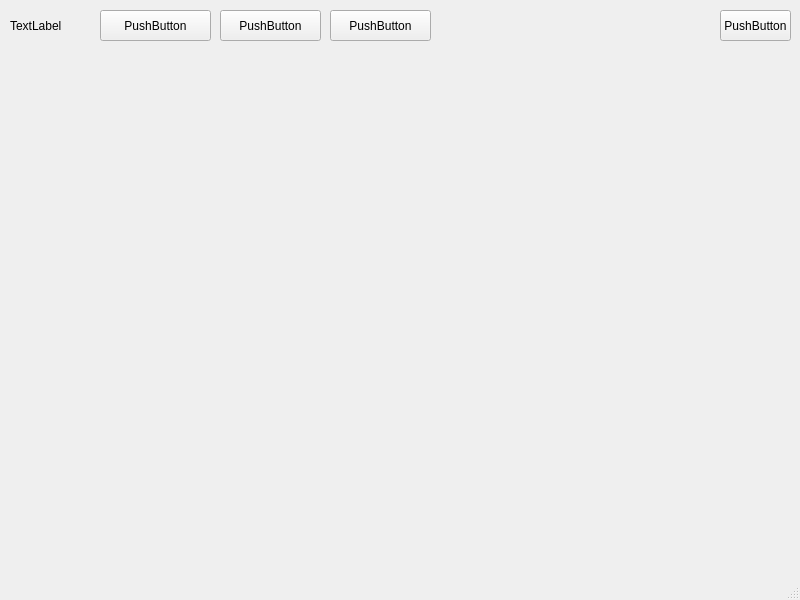
OlegMozg/FRABA_POSITAL_encoder, file mainwindow.ui: the form before one commit.
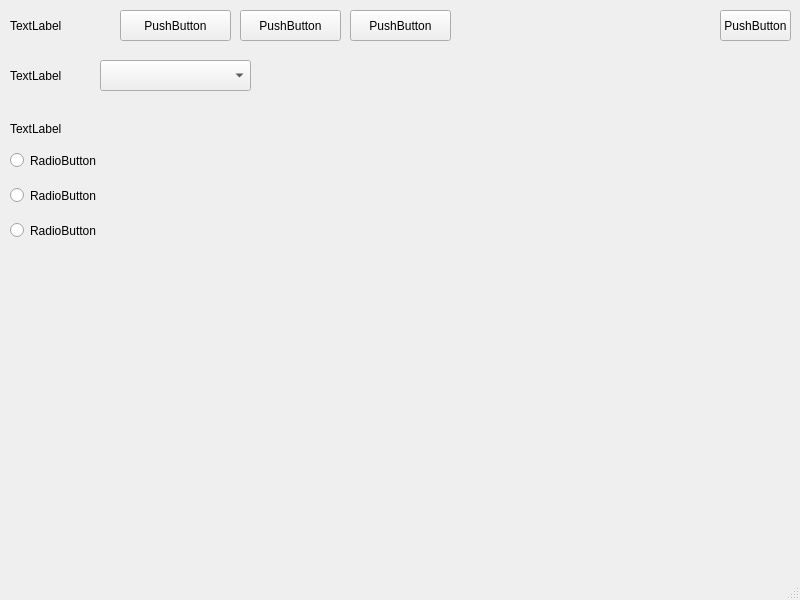
The form after the commit.

The edit to the form file:
```diff
--- a/mainwindow.ui
+++ b/mainwindow.ui
@@ -32,7 +32,7 @@
      <rect>
       <x>10</x>
       <y>10</y>
-      <width>81</width>
+      <width>101</width>
       <height>31</height>
      </rect>
     </property>
@@ -43,7 +43,7 @@
    <widget class="QPushButton" name="pushButton_2">
     <property name="geometry">
      <rect>
-      <x>100</x>
+      <x>120</x>
       <y>10</y>
       <width>111</width>
       <height>31</height>
@@ -56,7 +56,7 @@
    <widget class="QPushButton" name="pushButton_3">
     <property name="geometry">
      <rect>
-      <x>220</x>
+      <x>240</x>
       <y>10</y>
       <width>101</width>
       <height>31</height>
@@ -69,7 +69,7 @@
    <widget class="QPushButton" name="pushButton_4">
     <property name="geometry">
      <rect>
-      <x>330</x>
+      <x>350</x>
       <y>10</y>
       <width>101</width>
       <height>31</height>
@@ -79,6 +79,81 @@
      <string>PushButton</string>
     </property>
    </widget>
+   <widget class="QLabel" name="label_2">
+    <property name="geometry">
+     <rect>
+      <x>10</x>
+      <y>60</y>
+      <width>81</width>
+      <height>31</height>
+     </rect>
+    </property>
+    <property name="text">
+     <string>TextLabel</string>
+    </property>
+   </widget>
+   <widget class="QComboBox" name="comboBox">
+    <property name="geometry">
+     <rect>
+      <x>100</x>
+      <y>60</y>
+      <width>151</width>
+      <height>31</height>
+     </rect>
+    </property>
+   </widget>
+   <widget class="QRadioButton" name="radioButton">
+    <property name="geometry">
+     <rect>
+      <x>10</x>
+      <y>150</y>
+      <width>121</width>
+      <height>21</height>
+     </rect>
+    </property>
+    <property name="text">
+     <string>RadioButton</string>
+    </property>
+   </widget>
+   <widget class="QRadioButton" name="radioButton_2">
+    <property name="geometry">
+     <rect>
+      <x>10</x>
+      <y>180</y>
+      <width>121</width>
+      <height>31</height>
+     </rect>
+    </property>
+    <property name="text">
+     <string>RadioButton</string>
+    </property>
+   </widget>
+   <widget class="QRadioButton" name="radioButton_3">
+    <property name="geometry">
+     <rect>
+      <x>10</x>
+      <y>220</y>
+      <width>121</width>
+      <height>21</height>
+     </rect>
+    </property>
+    <property name="text">
+     <string>RadioButton</string>
+    </property>
+   </widget>
+   <widget class="QLabel" name="label_3">
+    <property name="geometry">
+     <rect>
+      <x>10</x>
+      <y>120</y>
+      <width>191</width>
+      <height>17</height>
+     </rect>
+    </property>
+    <property name="text">
+     <string>TextLabel</string>
+    </property>
+   </widget>
   </widget>
   <widget class="QMenuBar" name="menubar">
    <property name="geometry">
```
